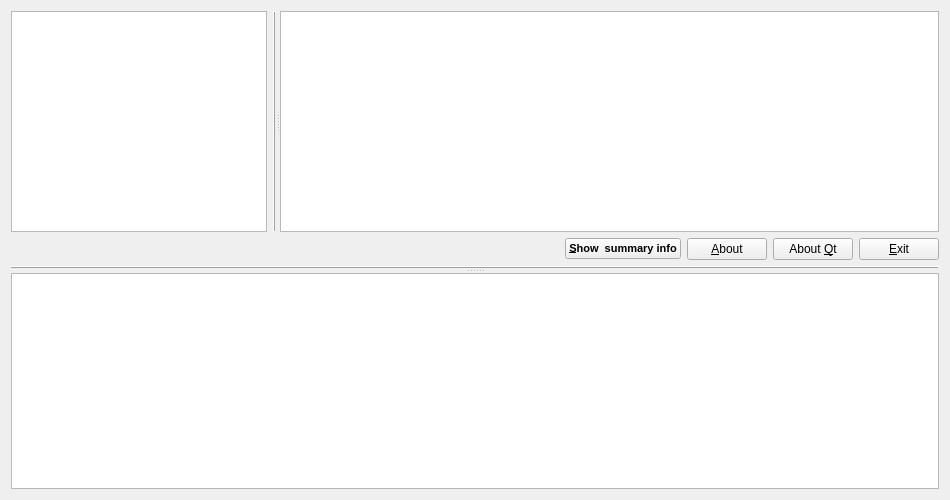
Before: the Qt Designer form main_window.ui in olgerd27/files_informer, drawn with Qt 5.
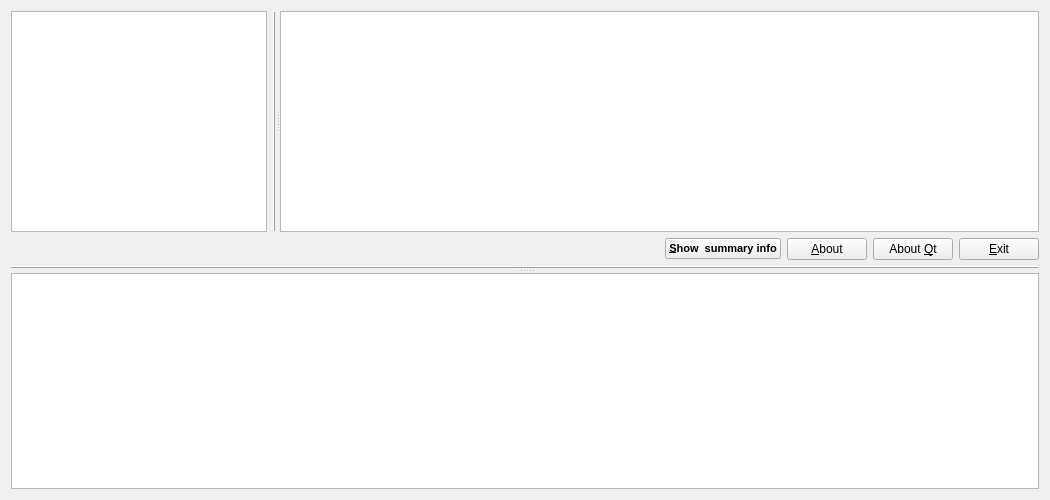
After: the same form once the commit is applied. Custom widgets are drawn as their Qt base class.

The edit to the form file:
```diff
--- a/main_window.ui
+++ b/main_window.ui
@@ -6,7 +6,7 @@
    <rect>
     <x>0</x>
     <y>0</y>
-    <width>950</width>
+    <width>1050</width>
     <height>500</height>
    </rect>
   </property>
```
